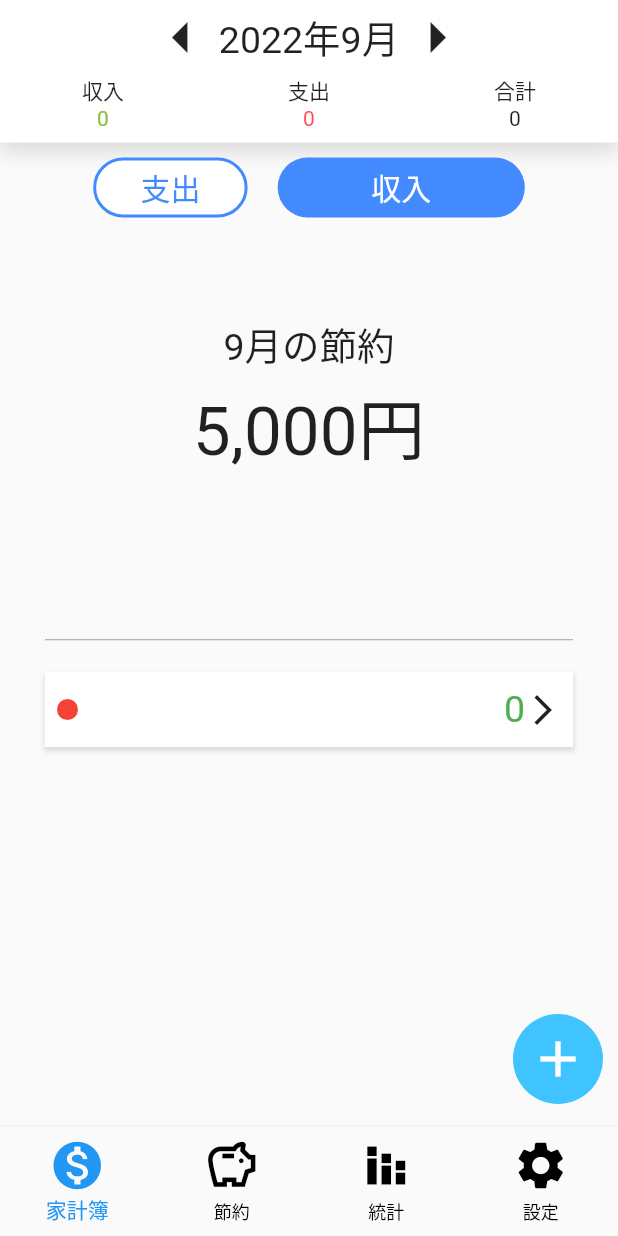
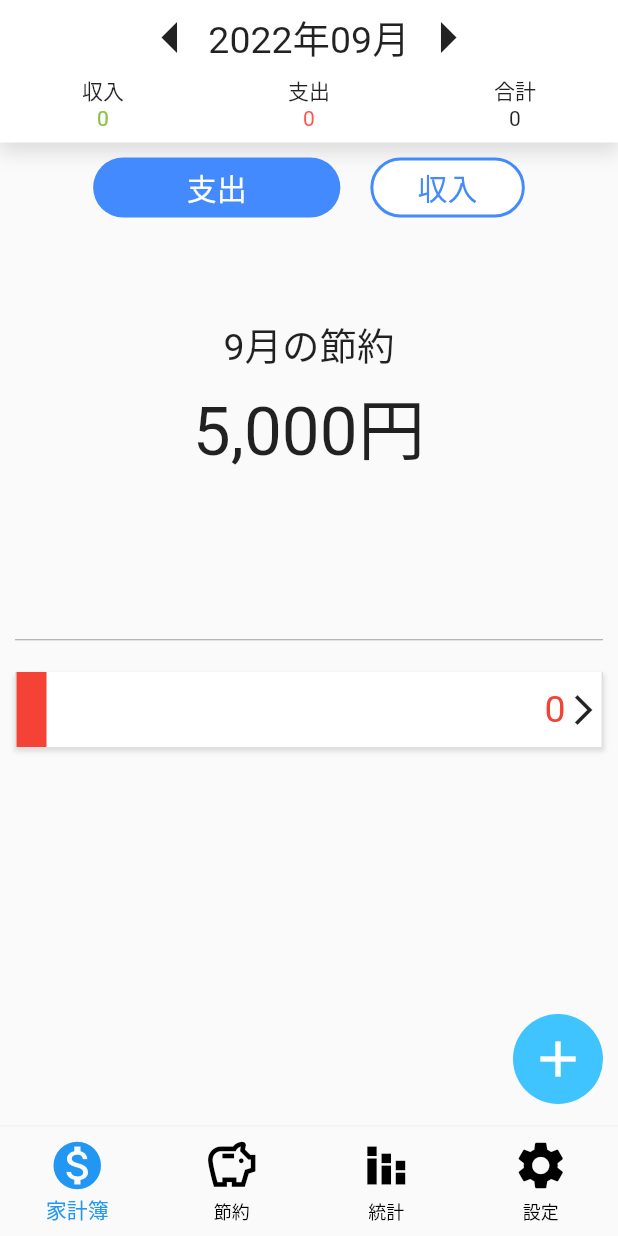
Before and after one commit to KimiMasa1021/account_book_app, a Flutter app: the screen it shows once a user with an empty profile is signed in, on a phone screen of 412 x 824 dp. Run offline on Flutter 3.47's test engine with Material 2 defaults, Android fonts, the phone set to English and light mode, and no system bars; drawn by our look-alikes of fl_chart; our stand-ins replace cloud_firestore, firebase_auth, firebase_core, flutter_hooks, flutter_neumorphic, fluttertoast and 2 more; accounts and stored records are empty.

Commit message:
日付変更機能の実装　リファクタリングが必要かも

```diff
--- a/lib/app.dart
+++ b/lib/app.dart
@@ -1,18 +1,20 @@
 import 'package:flutter/material.dart';
 
-import 'view/routes/app_route.gr.dart';
+import 'view/pages/account/account_add.dart';
+import 'view/separate.dart';
 
 class MyApp extends StatelessWidget {
-  MyApp({super.key});
-
-  final appRouter = AppRouter();
+  const MyApp({super.key});
 
   @override
   Widget build(BuildContext context) {
-    return MaterialApp.router(
+    return MaterialApp(
       debugShowCheckedModeBanner: false,
-      routeInformationParser: appRouter.defaultRouteParser(),
-      routerDelegate: appRouter.delegate(),
+      initialRoute: Separate.id,
+      routes: <String, WidgetBuilder>{
+        Separate.id: (BuildContext context) => const Separate(),
+        AccountAdd.id: (BuildContext context) => const AccountAdd(),
+      },
     );
   }
 }
--- a/lib/component/account/account_appbar.dart
+++ b/lib/component/account/account_appbar.dart
@@ -2,9 +2,15 @@ import 'package:flutter/material.dart';
 import 'package:intl/intl.dart' show DateFormat, NumberFormat;
 
 class AccountAppBar extends StatelessWidget {
-  const AccountAppBar({super.key, required this.income, required this.expend});
+  const AccountAppBar({
+    super.key,
+    required this.income,
+    required this.expend,
+    required this.setDate,
+  });
   final int income;
   final int expend;
+  final ValueNotifier<DateTime> setDate;
 
   @override
   Widget build(BuildContext context) {
@@ -27,20 +33,32 @@ class AccountAppBar extends StatelessWidget {
           Row(
             crossAxisAlignment: CrossAxisAlignment.center,
             mainAxisAlignment: MainAxisAlignment.center,
-            children: const [
-              Icon(
-                Icons.arrow_left,
-                size: 50,
+            children: [
+              InkWell(
+                onTap: () {
+                  setDate.value =
+                      DateTime(setDate.value.year, setDate.value.month - 1);
+                },
+                child: const Icon(
+                  Icons.arrow_left,
+                  size: 50,
+                ),
               ),
               Text(
-                "2022年9月",
-                style: TextStyle(
+                DateFormat('yyyy年MM月').format(setDate.value),
+                style: const TextStyle(
                   fontSize: 25,
                 ),
               ),
-              Icon(
-                Icons.arrow_right,
-                size: 50,
+              InkWell(
+                onTap: () {
+                  setDate.value =
+                      DateTime(setDate.value.year, setDate.value.month + 1);
+                },
+                child: const Icon(
+                  Icons.arrow_right,
+                  size: 50,
+                ),
               ),
             ],
           ),
--- a/lib/component/account/account_pie_chart.dart
+++ b/lib/component/account/account_pie_chart.dart
@@ -27,18 +27,20 @@ class AccountPieChart extends HookConsumerWidget {
             PieChart(
               PieChartData(
                 sections: List.generate(
-                  state.length,
+                  iESwicherState
+                      ? genreState!.genre.length
+                      : genreState!.genre2.length,
                   (index) {
                     final genreList = iESwicherState
                         ? state
                             .where((state) =>
                                 state.type ==
-                                genreState!.genre.keys.elementAt(index))
+                                genreState.genre.keys.elementAt(index))
                             .toList()
                         : state
                             .where((state) =>
                                 state.type ==
-                                genreState!.genre2.keys.elementAt(index))
+                                genreState.genre2.keys.elementAt(index))
                             .toList();
                     double priceList = genreList.isNotEmpty
                         ? genreList
--- a/lib/component/account/expend_child_bar.dart
+++ b/lib/component/account/expend_child_bar.dart
@@ -26,6 +26,7 @@ class ExpendChildBar extends HookConsumerWidget {
     List<int> priceList = list!.map((e) => e!.price).toList();
     final isShow = useState(false);
     final iESwicherState = ref.watch(incomeExpendSwicherProvider);
+    final size = MediaQuery.of(context).size;
 
     return Column(
       children: [
@@ -42,22 +43,24 @@ class ExpendChildBar extends HookConsumerWidget {
                   offset: Offset(0, 2),
                 ),
               ],
+              border: Border.symmetric(
+                vertical: BorderSide(
+                  color: Colors.black12,
+                ),
+              ),
             ),
             width: double.infinity,
             height: 50,
-            child: Padding(
-              padding: const EdgeInsets.all(8.0),
             child: Row(
               children: [
                 Container(
-                    margin: const EdgeInsets.only(right: 10),
-                    width: 14,
-                    height: 14,
+                  width: 20,
+                  height: double.infinity,
                   decoration: BoxDecoration(
                     color: colorType[index],
-                      shape: BoxShape.circle,
                   ),
                 ),
+                const SizedBox(width: 10),
                 Text(
                   title,
                   style: const TextStyle(
@@ -74,8 +77,8 @@ class ExpendChildBar extends HookConsumerWidget {
                                   -1,
                             )
                           : NumberFormat("#,###").format(
-                                priceList.reduce(
-                                    (value, element) => value + element),
+                              priceList
+                                  .reduce((value, element) => value + element),
                             )
                       : "0",
                   style: TextStyle(
@@ -97,7 +100,6 @@ class ExpendChildBar extends HookConsumerWidget {
             ),
           ),
         ),
-        ),
         isShow.value
             ? SizedBox(
                 height: list!.length * 50,
@@ -111,29 +113,53 @@ class ExpendChildBar extends HookConsumerWidget {
                       height: 50,
                       decoration: const BoxDecoration(
                         color: Colors.white,
+                        border: Border.symmetric(
+                          vertical: BorderSide(
+                            color: Colors.black12,
+                          ),
+                        ),
                       ),
                       child: Row(
                         mainAxisAlignment: MainAxisAlignment.start,
+                        crossAxisAlignment: CrossAxisAlignment.center,
                         children: [
-                          const SizedBox(width: 20),
-                          Column(
-                            crossAxisAlignment: CrossAxisAlignment.start,
-                            children: [
-                              Text(list![index]!.memo),
-                              Text(DateFormat('yyyy/MM/dd')
-                                  .format(list![index]!.registeTime)),
-                            ],
+                          Text(
+                            DateFormat('dd').format(list![index]!.registeTime),
+                            style: const TextStyle(
+                              fontSize: 25,
+                            ),
+                          ),
+                          const Text(
+                            "日",
+                            style: TextStyle(
+                              fontSize: 15,
+                            ),
+                          ),
+                          const SizedBox(width: 10),
+                          SizedBox(
+                            width: size.width / 2.1,
+                            child: Text(
+                              list![index]!.memo,
+                              style: const TextStyle(
+                                fontSize: 18,
+                              ),
+                              overflow: TextOverflow.ellipsis,
+                            ),
                           ),
                           const Spacer(),
-                          Text(
+                          SizedBox(
+                            width: size.width / 3.5,
+                            child: Text(
                               iESwicherState
                                   ? NumberFormat("#,###")
                                       .format(list![index]!.price * -1)
                                   : NumberFormat("#,###")
                                       .format(list![index]!.price),
+                              textAlign: TextAlign.end,
                               style: TextStyle(
                                 fontSize: 20,
                                 color: color,
+                              ),
                             ),
                           ),
                         ],
@@ -147,3 +173,5 @@ class ExpendChildBar extends HookConsumerWidget {
     );
   }
 }
+
+//
--- a/lib/constant/color_type.dart
+++ b/lib/constant/color_type.dart
@@ -9,4 +9,28 @@ List<Color> colorType = [
   Colors.black,
   Colors.yellow,
   Colors.cyan,
+  Colors.red,
+  Colors.blue,
+  Colors.green,
+  Colors.purple,
+  Colors.amber,
+  Colors.black,
+  Colors.yellow,
+  Colors.cyan,
+  Colors.red,
+  Colors.blue,
+  Colors.green,
+  Colors.purple,
+  Colors.amber,
+  Colors.black,
+  Colors.yellow,
+  Colors.cyan,
+  Colors.red,
+  Colors.blue,
+  Colors.green,
+  Colors.purple,
+  Colors.amber,
+  Colors.black,
+  Colors.yellow,
+  Colors.cyan,
 ];
--- a/lib/main.dart
+++ b/lib/main.dart
@@ -8,7 +8,7 @@ Future<void> main() async {
   WidgetsFlutterBinding.ensureInitialized();
   await Firebase.initializeApp();
   runApp(
-    ProviderScope(
+    const ProviderScope(
       child: MyApp(),
     ),
   );
--- a/lib/provider/general_provider.dart
+++ b/lib/provider/general_provider.dart
@@ -18,7 +18,7 @@ final authSwitcherPriovider = StateProvider<Pages>((ref) => Pages.top);
 
 final pageTypeProvider = StateProvider<PageType>((ref) => PageType.account);
 
-final incomeExpendSwicherProvider = StateProvider<bool>((ref) => false);
+final incomeExpendSwicherProvider = StateProvider<bool>((ref) => true);
 
 final genreControllerProvider =
     StateNotifierProvider<GenreController, GenreState?>(
--- a/lib/view/pages/account/account.dart
+++ b/lib/view/pages/account/account.dart
@@ -1,8 +1,5 @@
-import 'dart:math';
-
-import 'package:account_book_app/view/routes/app_route.gr.dart';
-import 'package:auto_route/auto_route.dart';
 import 'package:flutter/material.dart';
+import 'package:flutter_hooks/flutter_hooks.dart';
 import 'package:hooks_riverpod/hooks_riverpod.dart';
 
 import '../../../component/account/account_appbar.dart';
@@ -11,6 +8,7 @@ import '../../../component/account/expend_child_bar.dart';
 import '../../../component/account/income_expend_swicher.dart';
 import '../../../model/account_state.dart';
 import '../../../provider/general_provider.dart';
+import 'account_add.dart';
 
 class AccountPage extends HookConsumerWidget {
   const AccountPage({super.key});
@@ -21,22 +19,47 @@ class AccountPage extends HookConsumerWidget {
     final accountState = ref.watch(accountControllerPrvider);
     final iESwicherState = ref.watch(incomeExpendSwicherProvider);
 
+    final setDate = useState(DateTime.now());
+
     return accountState.when(
       data: (state) {
-        List<AccountState> expendState =
-            state.isNotEmpty ? state.where((p) => p.price < 0).toList() : [];
-        List<AccountState> incomeState =
-            state.isNotEmpty ? state.where((p) => p.price > 0).toList() : [];
+        List<AccountState> expendState = state.isNotEmpty
+            ? state
+                .where(
+                  (p) =>
+                      p.price < 0 &&
+                      p.registeTime.month == setDate.value.month &&
+                      p.registeTime.year == setDate.value.year,
+                )
+                .toList()
+            : [];
+        List<AccountState> incomeState = state.isNotEmpty
+            ? state
+                .where(
+                  (p) =>
+                      p.price > 0 &&
+                      p.registeTime.month == setDate.value.month &&
+                      p.registeTime.year == setDate.value.year,
+                )
+                .toList()
+            : [];
 
-        List<int> priceList = state.map((e) => e.price).toList();
+        List<int> priceList = state
+            .where(
+              (e) =>
+                  e.registeTime.month == setDate.value.month &&
+                  e.registeTime.year == setDate.value.year,
+            )
+            .map((a) => a.price)
+            .toList();
 
-        int expend = priceList.isNotEmpty
+        int expend = expendState.isNotEmpty
             ? priceList
                 .where((p) => p < 0)
                 .toList()
                 .reduce((value, element) => value + element)
             : 0;
-        int income = priceList.isNotEmpty
+        int income = incomeState.isNotEmpty
             ? priceList
                 .where((p) => p > 0)
                 .toList()
@@ -50,6 +73,7 @@ class AccountPage extends HookConsumerWidget {
                   AccountAppBar(
                     expend: expend,
                     income: income,
+                    setDate: setDate,
                   ),
                   Expanded(
                     child: SingleChildScrollView(
@@ -63,10 +87,9 @@ class AccountPage extends HookConsumerWidget {
                               state: iESwicherState ? expendState : incomeState,
                             ),
                             const SizedBox(height: 10),
-                            iESwicherState
-                                ? Padding(
-                                    padding: const EdgeInsets.symmetric(
-                                        horizontal: 30),
+                            Padding(
+                              padding:
+                                  const EdgeInsets.symmetric(horizontal: 10),
                               child: Column(
                                 children: [
                                   const Divider(
@@ -81,63 +104,37 @@ class AccountPage extends HookConsumerWidget {
                                     child: ListView.builder(
                                       physics:
                                           const NeverScrollableScrollPhysics(),
-                                            itemCount: genreState.genre.length,
-                                            itemBuilder: (BuildContext context,
-                                                int index) {
+                                      itemCount: iESwicherState
+                                          ? genreState.genre.length
+                                          : genreState.genre2.length,
+                                      itemBuilder:
+                                          (BuildContext context, int index) {
                                         return ExpendChildBar(
-                                                list: state
+                                          list: iESwicherState
+                                              ? expendState
                                                   .where((state) =>
                                                       state.type ==
-                                                            genreState
-                                                                .genre.keys
+                                                          genreState.genre.keys
                                                               .elementAt(
                                                                   index) &&
                                                       state.price < 0)
-                                                    .toList(),
-                                                title: genreState.genre.values
-                                                    .elementAt(index),
-                                                color: Colors.red,
-                                                index: index,
-                                              );
-                                            },
-                                          ),
-                                        )
-                                      ],
-                                    ),
-                                  )
-                                : Padding(
-                                    padding: const EdgeInsets.symmetric(
-                                        horizontal: 30),
-                                    child: Column(
-                                      children: [
-                                        const Divider(
-                                          height: 3,
-                                          color: Colors.grey,
-                                        ),
-                                        const SizedBox(height: 20),
-                                        SizedBox(
-                                          height: 60 *
-                                              (state.length.toDouble() +
-                                                  genreState!.genre2.length),
-                                          child: ListView.builder(
-                                            physics:
-                                                const NeverScrollableScrollPhysics(),
-                                            itemCount: genreState.genre2.length,
-                                            itemBuilder: (BuildContext context,
-                                                int index) {
-                                              return ExpendChildBar(
-                                                list: state
+                                                  .toList()
+                                              : incomeState
                                                   .where((state) =>
                                                       state.type ==
-                                                            genreState
-                                                                .genre2.keys
+                                                          genreState.genre.keys
                                                               .elementAt(
                                                                   index) &&
                                                       state.price > 0)
                                                   .toList(),
-                                                title: genreState.genre2.values
+                                          title: iESwicherState
+                                              ? genreState.genre.values
+                                                  .elementAt(index)
+                                              : genreState.genre2.values
                                                   .elementAt(index),
-                                                color: Colors.green,
+                                          color: iESwicherState
+                                              ? Colors.red
+                                              : Colors.green,
                                           index: index,
                                         );
                                       },
@@ -159,7 +156,7 @@ class AccountPage extends HookConsumerWidget {
                 bottom: 15,
                 child: InkWell(
                   onTap: () {
-                    AutoRouter.of(context).push(const AccountAdd());
+                    Navigator.of(context).pushNamed(AccountAdd.id);
                   },
                   child: Container(
                     width: 60,
--- a/lib/view/pages/account/account_add.dart
+++ b/lib/view/pages/account/account_add.dart
@@ -12,6 +12,7 @@ import '../../../constant/price_formatter.dart';
 
 class AccountAdd extends HookConsumerWidget {
   const AccountAdd({super.key});
+  static const String id = "account_add";
   @override
   Widget build(BuildContext context, WidgetRef ref) {
     final isShow = useState(false);
--- a/lib/view/separate.dart
+++ b/lib/view/separate.dart
@@ -8,6 +8,7 @@ import 'auth/auth.dart';
 
 class Separate extends HookConsumerWidget {
   const Separate({super.key});
+  static const String id = "separate";
 
   @override
   Widget build(BuildContext context, WidgetRef ref) {
```
Also changed, not shown: lib/repository/account_repository.dart (+7 -4 lines), lib/view/routes/app_route.dart (deleted, +0 -42 lines), lib/view/routes/route_path.dart (deleted, +0 -7 lines), lib/view/routes/app_route.gr.dart (deleted). Lines whose indentation alone changed are shown as unchanged.
